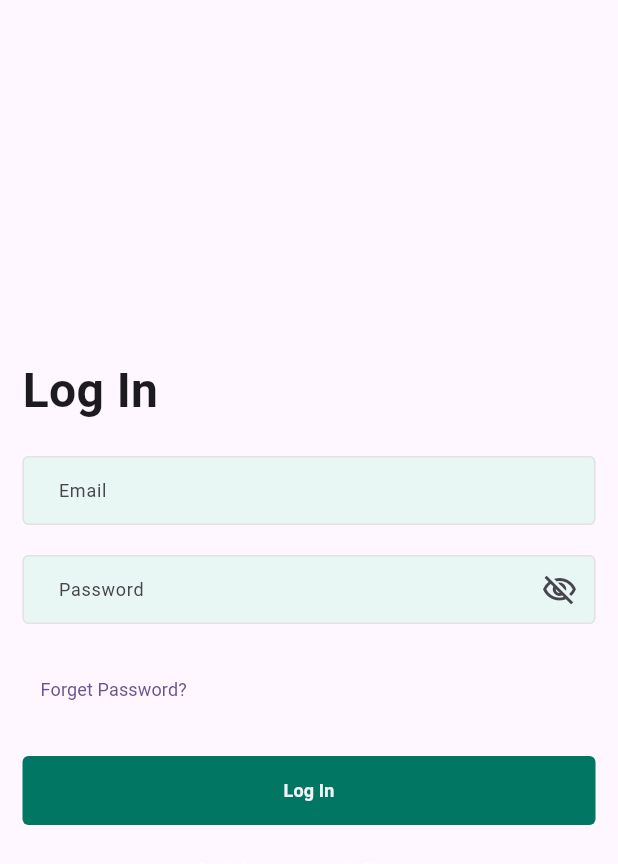
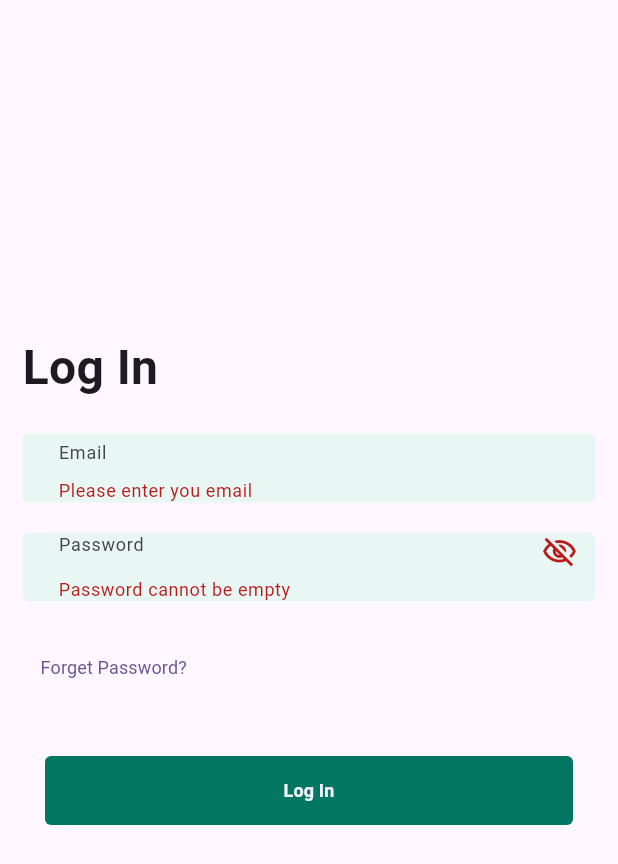
Before and after one commit to BekyH/login_app, a Flutter app: the screen it shows after launch, after a tap on "Log In", on a phone screen of 412 x 824 dp. Shown: the top 864 px of the screen. Run offline on Flutter 3.47's test engine with Material 3 defaults, Android fonts, the phone set to English and light mode, and no system bars; our stand-ins replace firebase_auth, firebase_core, flutter_bloc; missing offline and left inert: dart:ffi; accounts and stored records are empty.

Commit message:
login with firebase completed

```diff
--- a/lib/core/routes.dart
+++ b/lib/core/routes.dart
@@ -1,4 +1,5 @@
 import 'package:flutter/material.dart';
+
 import 'package:simple_login/features/login/presentation/screens/login_page.dart';
 
 class AppRouter {
@@ -8,6 +9,7 @@ class AppRouter {
        case LoginPage.routeName:
         return MaterialPageRoute(
             settings: routeSettings, builder: (_) => const LoginPage());
+
     }
   }
 }
--- /dev/null
+++ b/lib/features/login/data/dataprovider/auth_data_provider.dart
@@ -0,0 +1,31 @@
+import 'package:firebase_auth/firebase_auth.dart';
+
+class AuthDataProvider {
+  final FirebaseAuth _firebaseAuth;
+
+  AuthDataProvider({FirebaseAuth? firebaseAuth})
+      : _firebaseAuth = firebaseAuth ?? FirebaseAuth.instance;
+
+  Future<bool> signInWithEmailAndPassword(String email, String password) async {
+    try {
+      final userCredential = await _firebaseAuth.signInWithEmailAndPassword(
+        email: email,
+        password: password,
+      );
+      return true;
+    } catch (e) {
+      // Handle error
+      print("Error signing in: $e");
+      return false;
+    }
+  }
+
+  Future<void> signOut() async {
+    try {
+      await _firebaseAuth.signOut();
+    } catch (e) {
+      // Handle error
+      print("Error signing out: $e");
+    }
+  }
+}
--- /dev/null
+++ b/lib/features/login/data/repository/auth_repo_impl.dart
@@ -0,0 +1,14 @@
+import 'package:firebase_auth/firebase_auth.dart';
+import 'package:simple_login/features/login/data/dataprovider/auth_data_provider.dart';
+import 'package:simple_login/features/login/domain/repository/auth_repo.dart';
+
+class AuthRepoImpl extends AuthRepoistory {
+  final AuthDataProvider authDataProvider;
+  AuthRepoImpl({required this.authDataProvider});
+  @override
+  Future<bool> signin(String email, String password) async {
+    return await authDataProvider.signInWithEmailAndPassword(email, password);
+  }
+
+
+}
--- /dev/null
+++ b/lib/features/login/domain/repository/auth_repo.dart
@@ -0,0 +1,6 @@
+import 'package:firebase_auth/firebase_auth.dart';
+
+abstract class AuthRepoistory {
+  Future<bool> signin(String email, String password);
+
+}
--- /dev/null
+++ b/lib/features/login/domain/usecase/auth_usecase.dart
@@ -0,0 +1,14 @@
+import 'dart:ffi';
+
+import 'package:firebase_auth/firebase_auth.dart';
+import 'package:simple_login/features/login/domain/repository/auth_repo.dart';
+
+class AuthUsecase {
+  final AuthRepoistory authRepoistory;
+  AuthUsecase({required this.authRepoistory});
+  Future<bool> signin(String email, String password) async {
+    return await authRepoistory.signin(email, password);
+  }
+
+
+}
--- /dev/null
+++ b/lib/features/login/presentation/bloc/auth_bloc.dart
@@ -0,0 +1,27 @@
+import 'package:flutter_bloc/flutter_bloc.dart';
+import 'package:simple_login/features/login/domain/usecase/auth_usecase.dart';
+import 'package:simple_login/features/login/presentation/bloc/auth_event.dart';
+import 'package:simple_login/features/login/presentation/bloc/auth_state.dart';
+
+class AuthBloc extends Bloc<AuthEvent, AuthState> {
+  final AuthUsecase authUsecase;
+  AuthBloc({required this.authUsecase}) : super(AuthInitial()) {
+    on<LoginEvent>(
+      (event, emit) async {
+        try {
+          emit(AuthLoading());
+          final user = await authUsecase.signin(event.email, event.password);
+          if (user) {
+            emit(AuthAuthenticated());
+          } else {
+            emit(AuthError(errorMessage: "Invalid email or password"));
+          }
+        } catch (e) {
+          emit(AuthError(errorMessage: e.toString()));
+        }
+      },
+    );
+
+
+  }
+}
--- /dev/null
+++ b/lib/features/login/presentation/bloc/auth_event.dart
@@ -0,0 +1,9 @@
+abstract class AuthEvent{
+}
+
+class LoginEvent extends AuthEvent {
+  final String email;
+  final String password;
+
+  LoginEvent({required this.email, required this.password});
+}
--- /dev/null
+++ b/lib/features/login/presentation/bloc/auth_state.dart
@@ -0,0 +1,22 @@
+import 'package:firebase_auth/firebase_auth.dart';
+
+abstract class AuthState {}
+
+class AuthInitial extends AuthState {}
+
+class AuthLoading extends AuthState {}
+
+class AuthAuthenticated extends AuthState {
+
+}
+class AuthUnauthenticated extends AuthState{
+
+}
+
+
+
+class AuthError extends AuthState {
+  final String errorMessage;
+
+  AuthError({required this.errorMessage});
+}
--- a/lib/features/login/presentation/screens/login_page.dart
+++ b/lib/features/login/presentation/screens/login_page.dart
@@ -1,6 +1,13 @@
 import 'package:flutter/material.dart';
+import 'package:flutter_bloc/flutter_bloc.dart';
+import 'package:simple_login/features/login/presentation/bloc/auth_bloc.dart';
+import 'package:simple_login/features/login/presentation/bloc/auth_event.dart';
+import 'package:simple_login/features/login/presentation/bloc/auth_state.dart';
+
 import 'package:simple_login/features/login/presentation/widgets/custom_form_field.dart';
 import 'package:simple_login/features/login/presentation/widgets/custombutton.dart';
+import 'package:simple_login/features/login/presentation/widgets/loaing_button.dart';
+import 'package:simple_login/themes/color.dart';
 import 'package:simple_login/themes/text.dart';
 
 class LoginPage extends StatefulWidget {
@@ -14,6 +21,7 @@ class LoginPage extends StatefulWidget {
 class _LoginPageState extends State<LoginPage> {
   TextEditingController emailController = TextEditingController();
   TextEditingController passwordController = TextEditingController();
+  final _formKey = GlobalKey<FormState>();
   String? emailValidation(String? fieldContent) {
     if (fieldContent == null || fieldContent.isEmpty) {
       return "Please enter you email";
@@ -26,6 +34,7 @@ class _LoginPageState extends State<LoginPage> {
     }
     return null;
   }
+
   String? passwordValidation(String? fieldContent) {
     if (fieldContent == null || fieldContent.isEmpty) {
       return "Password cannot be empty";
@@ -56,12 +65,15 @@ class _LoginPageState extends State<LoginPage> {
 
     return null; // Password meets all criteria
   }
+
   @override
   Widget build(BuildContext context) {
     return Scaffold(
         body: SafeArea(
             child: Padding(
                 padding: const EdgeInsets.symmetric(horizontal: 15),
+                child: Form(
+                  key: _formKey,
                   child: Column(
                     crossAxisAlignment: CrossAxisAlignment.start,
                     mainAxisAlignment: MainAxisAlignment.center,
@@ -76,6 +88,7 @@ class _LoginPageState extends State<LoginPage> {
                       CustomFormField(
                         placeholder: 'Email',
                         controller: emailController,
+                        validator: emailValidation,
                       ),
                       const SizedBox(
                         height: 20,
@@ -83,11 +96,11 @@ class _LoginPageState extends State<LoginPage> {
                       CustomPasswordField(
                         placeholder: 'Password',
                         controller: passwordController,
+                        validator: passwordValidation,
                       ),
                       const SizedBox(
                         height: 20,
                       ),
-
                       TextButton(
                         onPressed: () {},
                         child: const Text(
@@ -98,7 +111,50 @@ class _LoginPageState extends State<LoginPage> {
                       const SizedBox(
                         height: 20,
                       ),
-          ButtonAction('Log In', onPressed: () {}),
+                      BlocListener<AuthBloc, AuthState>(
+                        listener: (context, state) {
+                          if (state is AuthAuthenticated) {
+                            ScaffoldMessenger.of(context)
+                                .showSnackBar(const SnackBar(
+                              content: Text(
+                                "Logged in Successfully",
+                                style: TextStyle(color: Colors.white),
+                              ),
+                              backgroundColor: ThemeColors.green,
+                            ));
+
+                          } else if (state is AuthError) {
+                            ScaffoldMessenger.of(context).showSnackBar(SnackBar(
+                              content: Text(state.errorMessage,
+                                  style: const TextStyle(color: Colors.white)),
+                              backgroundColor: Colors.red,
+                            ));
+                          } else {}
+                        },
+                        child: Padding(
+                          padding: const EdgeInsets.all(15),
+                          child: BlocBuilder<AuthBloc, AuthState>(
+                            builder: (context, state) {
+                              if (state is AuthLoading) {
+                                return LoadingButton(
+                                  title: "Logging in",
+                                  color: ThemeColors.green,
+                                  onClick: () {},
+                                  loadingState: true,
+                                );
+                              } else {
+                                return ButtonAction('Log In', onPressed: () {
+                                  if (_formKey.currentState!.validate()) {
+                                    context.read<AuthBloc>().add(LoginEvent(
+                                        email: emailController.text,
+                                        password: passwordController.text));
+                                  }
+                                });
+                              }
+                            },
+                          ),
+                        ),
+                      ),
                       const SizedBox(
                         height: 20,
                       ),
@@ -117,6 +173,6 @@ class _LoginPageState extends State<LoginPage> {
                       ),
                     ],
                   ),
-    )));
+                ))));
   }
 }
--- a/lib/features/login/presentation/widgets/custom_form_field.dart
+++ b/lib/features/login/presentation/widgets/custom_form_field.dart
@@ -65,9 +65,7 @@ class CustomFormField extends StatelessWidget {
     final isError = errorMessage != null && errorMessage != '';
     final borderDecoration = OutlineInputBorder(
       borderRadius: BorderRadius.circular(4),
-      borderSide: BorderSide(
-        color: isError ? ThemeColors.darkRedRGB : ThemeColors.grey,
-      ),
+      borderSide: BorderSide.none,
     );
     return Column(
       crossAxisAlignment: CrossAxisAlignment.start,
--- a/lib/main.dart
+++ b/lib/main.dart
@@ -1,27 +1,48 @@
+import 'package:firebase_core/firebase_core.dart';
 import 'package:flutter/material.dart';
+import 'package:flutter_bloc/flutter_bloc.dart';
 import 'package:simple_login/core/routes.dart';
+import 'package:simple_login/features/login/data/dataprovider/auth_data_provider.dart';
+import 'package:simple_login/features/login/data/repository/auth_repo_impl.dart';
+import 'package:simple_login/features/login/domain/usecase/auth_usecase.dart';
+import 'package:simple_login/features/login/presentation/bloc/auth_bloc.dart';
 import 'package:simple_login/features/login/presentation/screens/login_page.dart';
+import 'package:simple_login/firebase_options.dart';
 
-void main() {
-  runApp( MyApp());
+void main() async {
+
+     WidgetsFlutterBinding.ensureInitialized();
+  await Firebase.initializeApp(
+    options: DefaultFirebaseOptions.currentPlatform,
+  );
+  runApp(MyApp());
 }
 
 class MyApp extends StatelessWidget {
   MyApp({super.key});
   final AppRouter appRouter = AppRouter();
   // This widget is the root of your application.
+
   @override
   Widget build(BuildContext context) {
-    return MaterialApp(
+    return MultiBlocProvider(
+      providers: [
+        BlocProvider<AuthBloc>(
+            create: (_) => AuthBloc(
+                authUsecase: AuthUsecase(
+                    authRepoistory:
+                        AuthRepoImpl(authDataProvider: AuthDataProvider()))))
+      ],
+      child: MaterialApp(
         debugShowCheckedModeBanner: false,
         title: 'Flutter Demo',
         theme: ThemeData(
-
           colorScheme: ColorScheme.fromSeed(seedColor: Colors.deepPurple),
           useMaterial3: true,
         ),
         onGenerateRoute: appRouter.onGeneratedRoute,
         initialRoute: LoginPage.routeName,
+      ),
     );
   }
 }
--- a/pubspec.yaml
+++ b/pubspec.yaml
@@ -35,6 +35,9 @@ dependencies:
   # The following adds the Cupertino Icons font to your application.
   # Use with the CupertinoIcons class for iOS style icons.
   cupertino_icons: ^1.0.2
+  firebase_core: ^2.25.5
+  firebase_auth: ^4.17.6
+  flutter_bloc: ^8.1.4
 
 dev_dependencies:
   flutter_test:
```
Also changed, not shown: lib/features/login/presentation/widgets/loaing_button.dart (added, +71 -0 lines), lib/firebase_options.dart (added), pubspec.lock, 13 other files. Lines whose indentation alone changed are shown as unchanged.
